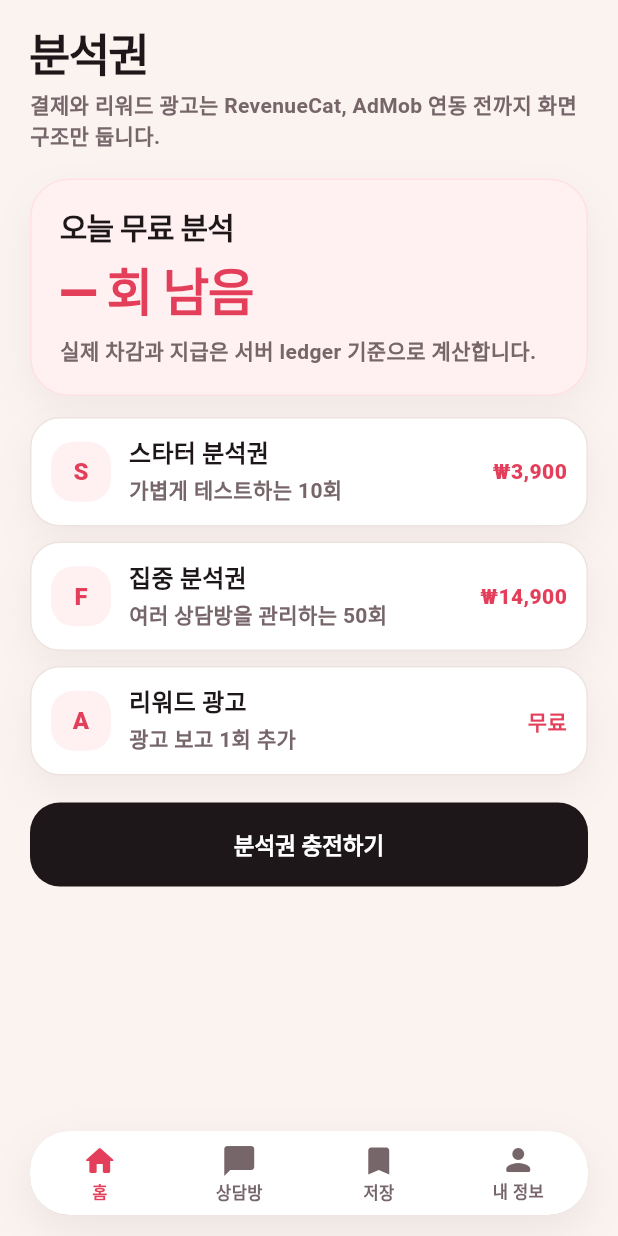
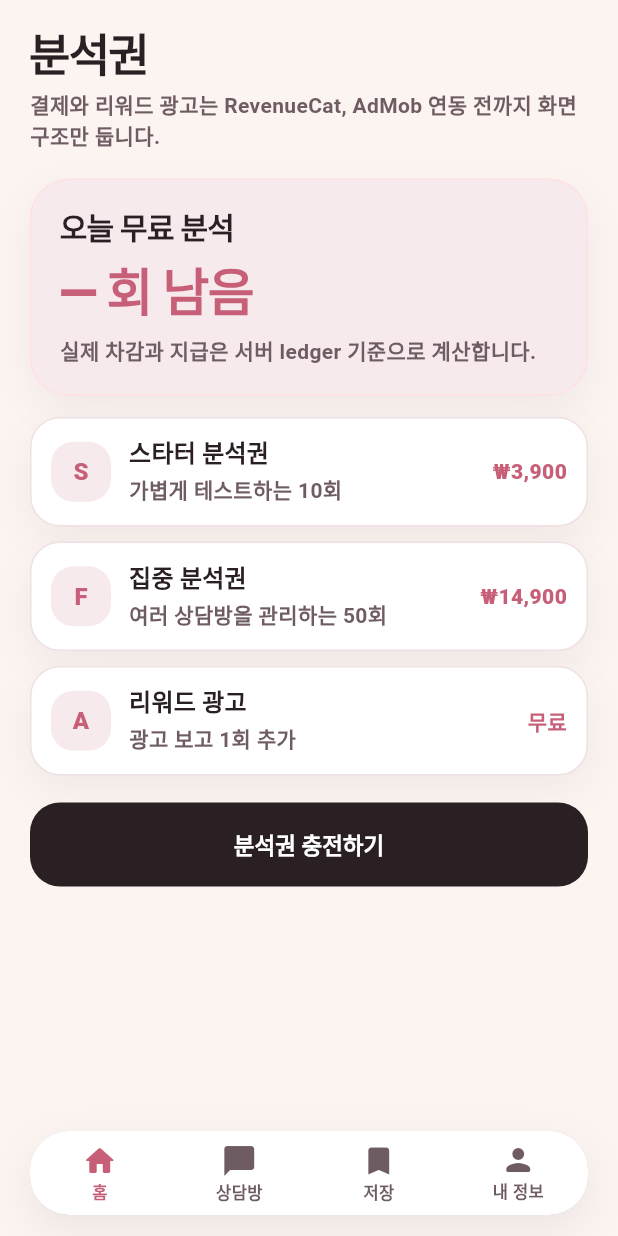
Before and after one commit to kjh5848/flirting-hell, a Flutter app: the BillingScreen screen opened by its route, on a phone screen of 412 x 824 dp. Run offline on Flutter 3.47's test engine with Material 3 defaults, Android fonts, the phone set to English and light mode, and no system bars; our stand-ins replace dio, firebase_auth, firebase_core, flutter_riverpod, go_router; accounts and stored records are empty; network calls fail; Roboto replaces fonts that are missing (Pretendard).

Commit message:
차분한 로즈 리디자인 + 홈 reframe + 모션 (UI/UX 다듬기)
- 색상: 핫핑크→뮤트 로즈(#C65F77), 잉크 따뜻하게(#2A2024), 경계·블러시 보정(전역 sweep)
- 홈 히어로: 검정→블러시 + '새 분석 시작'→'이 사람, 나랑 맞을까?' + 따뜻한 카피
- 모션: 진입 전환(fade+slide), 홈 히어로 FadeInUp, 로딩 인디케이터 accent
- DESIGN.md 토큰·Color·결정 로그 갱신

검증: 모바일 analyze+test green.

Co-Authored-By: Claude Opus 4.8 (1M context) <noreply@anthropic.com>

```diff
--- a/apps/mobile/lib/core/theme/app_theme.dart
+++ b/apps/mobile/lib/core/theme/app_theme.dart
@@ -1,13 +1,20 @@
 import 'package:flutter/material.dart';
 
 class AppTheme {
-  static const _background = Color(0xFFFBF3F0);
+  static const _background = Color(0xFFFBF4F1);
   static const _surface = Color(0xFFFFFFFF);
-  static const _surfaceSoft = Color(0xFFFFF8F4);
-  static const _textPrimary = Color(0xFF1D1719);
-  static const _textSecondary = Color(0xFF76666A);
-  static const _accent = Color(0xFFE43F5A);
-  static const _border = Color(0xFFEDE3DF);
+  static const _surfaceSoft = Color(0xFFFFF8F5);
+  static const _textPrimary = Color(0xFF2A2024);
+  static const _textSecondary = Color(0xFF6E5C62);
+  static const _accent = Color(0xFFC65F77);
+  static const _border = Color(0xFFEFE0E3);
+
+  /// 화면에서 재사용하는 공개 토큰 (차분한 로즈 방향).
+  static const accent = _accent;
+  static const ink = _textPrimary;
+  static const heroSurface = Color(0xFFF4E3E6); // 블러시 — 히어로/강조 면
+  static const heroBorder = Color(0xFFF0DCE0);
+  static const textSecondary = _textSecondary;
 
   static ThemeData get light {
     final colorScheme = ColorScheme.fromSeed(
@@ -23,6 +30,9 @@ class AppTheme {
       colorScheme: colorScheme,
       scaffoldBackgroundColor: _background,
       fontFamily: 'Pretendard',
+      progressIndicatorTheme: const ProgressIndicatorThemeData(
+        color: _accent,
+      ),
       appBarTheme: const AppBarTheme(
         centerTitle: false,
         elevation: 0,
@@ -87,7 +97,7 @@ class AppTheme {
         ),
       ),
       chipTheme: ChipThemeData(
-        backgroundColor: const Color(0xFFFFF1F2),
+        backgroundColor: const Color(0xFFF7EAED),
         selectedColor: _accent,
         disabledColor: _surfaceSoft,
         side: BorderSide.none,
--- a/apps/mobile/lib/core/widgets/app_shell.dart
+++ b/apps/mobile/lib/core/widgets/app_shell.dart
@@ -37,7 +37,7 @@ class AppShell extends StatelessWidget {
             decoration: BoxDecoration(
               color: Theme.of(context).colorScheme.surface,
               borderRadius: BorderRadius.circular(26),
-              border: Border.all(color: const Color(0xFFEDE3DF)),
+              border: Border.all(color: const Color(0xFFEFE0E3)),
               boxShadow: [
                 BoxShadow(
                   color: const Color(0xFF2A141B).withOpacity(0.07),
--- a/apps/mobile/lib/core/widgets/app_status_chip.dart
+++ b/apps/mobile/lib/core/widgets/app_status_chip.dart
@@ -46,8 +46,8 @@ class AppStatusChip extends StatelessWidget {
 ({Color background, Color foreground}) _colors(AppStatusChipTone tone) {
   return switch (tone) {
     AppStatusChipTone.accent => (
-        background: const Color(0xFFFFF1F2),
-        foreground: const Color(0xFFE43F5A),
+        background: const Color(0xFFF7EAED),
+        foreground: const Color(0xFFC65F77),
       ),
     AppStatusChipTone.warm => (
         background: const Color(0xFFFFF7ED),
@@ -63,7 +63,7 @@ class AppStatusChip extends StatelessWidget {
       ),
     AppStatusChipTone.neutral => (
         background: const Color(0xFFFFF8F4),
-        foreground: const Color(0xFF76666A),
+        foreground: const Color(0xFF6E5C62),
       ),
   };
 }
--- a/apps/mobile/lib/core/widgets/compact_list_tile_card.dart
+++ b/apps/mobile/lib/core/widgets/compact_list_tile_card.dart
@@ -101,7 +101,7 @@ class _LeadingBadge extends StatelessWidget {
   Widget build(BuildContext context) {
     return DecoratedBox(
       decoration: BoxDecoration(
-        color: const Color(0xFFFFF1F2),
+        color: const Color(0xFFF7EAED),
         borderRadius: BorderRadius.circular(15),
       ),
       child: SizedBox(
--- a/apps/mobile/lib/core/widgets/section_card.dart
+++ b/apps/mobile/lib/core/widgets/section_card.dart
@@ -6,7 +6,7 @@ class SectionCard extends StatelessWidget {
     this.padding = const EdgeInsets.all(20),
     this.backgroundColor,
     this.radius = 24,
-    this.borderColor = const Color(0xFFEDE3DF),
+    this.borderColor = const Color(0xFFEFE0E3),
     super.key,
   });
 
--- a/apps/mobile/lib/features/billing/presentation/billing_screen.dart
+++ b/apps/mobile/lib/features/billing/presentation/billing_screen.dart
@@ -28,7 +28,7 @@ class BillingScreen extends ConsumerWidget {
             ),
       children: [
         SectionCard(
-          backgroundColor: const Color(0xFFFFF1F2),
+          backgroundColor: const Color(0xFFF7EAED),
           borderColor: const Color(0xFFFFE0E4),
           radius: 26,
           child: Column(
@@ -39,7 +39,7 @@ class BillingScreen extends ConsumerWidget {
               Text(
                 freeRemaining == null ? '— 회 남음' : '$freeRemaining회 남음',
                 style: const TextStyle(
-                  color: Color(0xFFE43F5A),
+                  color: Color(0xFFC65F77),
                   fontSize: 34,
                   fontWeight: FontWeight.w900,
                   height: 1,
--- a/apps/mobile/lib/features/personality/presentation/personality_setup_screen.dart
+++ b/apps/mobile/lib/features/personality/presentation/personality_setup_screen.dart
@@ -244,7 +244,7 @@ class _CompatibilityPreviewCard extends StatelessWidget {
               Text(
                 '${compatibility.score}%',
                 style: const TextStyle(
-                  color: Color(0xFFE43F5A),
+                  color: Color(0xFFC65F77),
                   fontSize: 30,
                   fontWeight: FontWeight.w900,
                   letterSpacing: -1,
--- a/apps/mobile/lib/features/profile/presentation/profile_screen.dart
+++ b/apps/mobile/lib/features/profile/presentation/profile_screen.dart
@@ -24,7 +24,7 @@ class ProfileScreen extends ConsumerWidget {
       children: [
         DecoratedBox(
           decoration: BoxDecoration(
-            color: const Color(0xFF1D1719),
+            color: const Color(0xFF2A2024),
             borderRadius: BorderRadius.circular(26),
           ),
           child: Padding(
@@ -252,7 +252,7 @@ class _ProfileEditSheetState extends State<_ProfileEditSheet> {
             Center(
               child: DecoratedBox(
                 decoration: BoxDecoration(
-                  color: const Color(0xFFEDE3DF),
+                  color: const Color(0xFFEFE0E3),
                   borderRadius: BorderRadius.circular(999),
                 ),
                 child: const SizedBox(width: 86, height: 4),
--- a/apps/mobile/lib/features/rooms/presentation/coach_chat_screen.dart
+++ b/apps/mobile/lib/features/rooms/presentation/coach_chat_screen.dart
@@ -144,14 +144,14 @@ class _Bubble extends StatelessWidget {
           maxWidth: MediaQuery.of(context).size.width * 0.78,
         ),
         decoration: BoxDecoration(
-          color: isUser ? const Color(0xFFE43F5A) : Colors.white,
+          color: isUser ? const Color(0xFFC65F77) : Colors.white,
           borderRadius: BorderRadius.circular(18),
-          border: isUser ? null : Border.all(color: const Color(0xFFEDE3DF)),
+          border: isUser ? null : Border.all(color: const Color(0xFFEFE0E3)),
         ),
         child: Text(
           message.text,
           style: TextStyle(
-            color: isUser ? Colors.white : const Color(0xFF1D1719),
+            color: isUser ? Colors.white : const Color(0xFF2A2024),
             fontSize: 14,
             height: 1.4,
             fontWeight: FontWeight.w600,
--- a/apps/mobile/lib/features/rooms/presentation/date_plan_screen.dart
+++ b/apps/mobile/lib/features/rooms/presentation/date_plan_screen.dart
@@ -90,7 +90,7 @@ class _StepCard extends StatelessWidget {
         children: [
           DecoratedBox(
             decoration: BoxDecoration(
-              color: const Color(0xFFFFF1F2),
+              color: const Color(0xFFF7EAED),
               borderRadius: BorderRadius.circular(12),
             ),
             child: SizedBox(
@@ -161,7 +161,7 @@ class _ListCard extends StatelessWidget {
               children: [
                 const Padding(
                   padding: EdgeInsets.only(top: 7, right: 8),
-                  child: Icon(Icons.circle, size: 5, color: Color(0xFFE43F5A)),
+                  child: Icon(Icons.circle, size: 5, color: Color(0xFFC65F77)),
                 ),
                 Expanded(
                   child: Text(item,
--- a/apps/mobile/lib/features/rooms/presentation/rooms_screen.dart
+++ b/apps/mobile/lib/features/rooms/presentation/rooms_screen.dart
@@ -199,7 +199,7 @@ class _CreateRoomSheetState extends ConsumerState<_CreateRoomSheet> {
                 Center(
                   child: DecoratedBox(
                     decoration: BoxDecoration(
-                      color: const Color(0xFFEDE3DF),
+                      color: const Color(0xFFEFE0E3),
                       borderRadius: BorderRadius.circular(999),
                     ),
                     child: const SizedBox(width: 86, height: 4),
```
Also changed, not shown: apps/mobile/lib/app/router.dart (+32 -8 lines), apps/mobile/lib/core/widgets/fade_in_up.dart (added, +55 -0 lines), apps/mobile/lib/features/home/presentation/home_screen.dart (+18 -19 lines), apps/mobile/lib/features/rooms/presentation/room_detail_screen.dart (+4 -4 lines), 1 other file.
